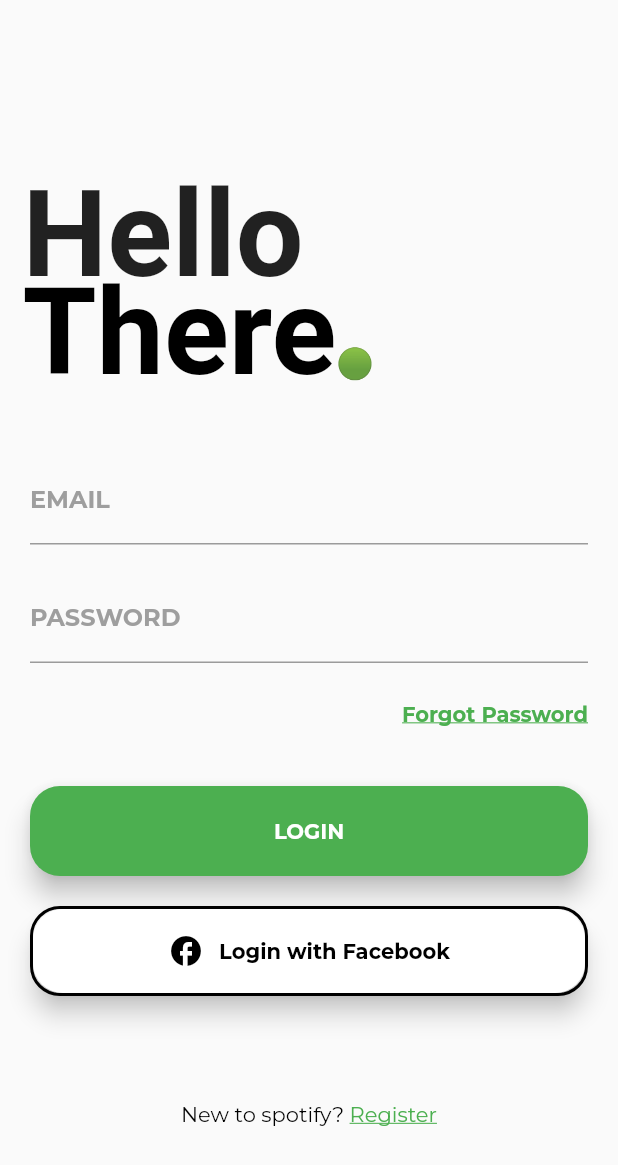
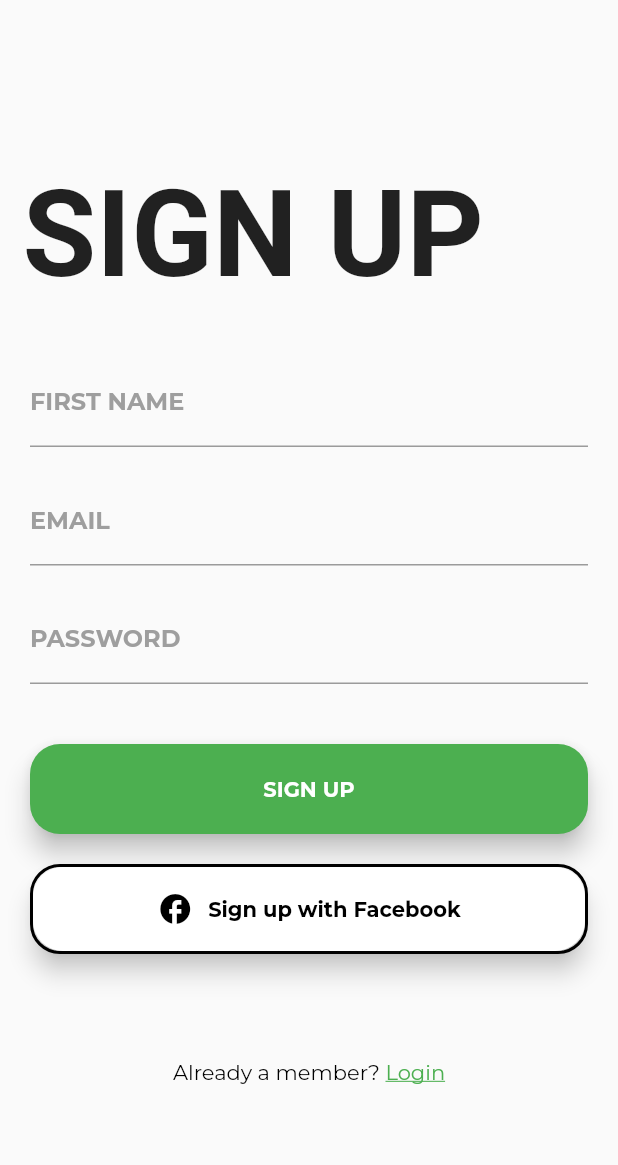
Before and after one commit to jobic10/sign_up_login_ui_with_flutter, a Flutter app: the screen it shows after launch, on a phone screen of 412 x 824 dp. Shown: the top 1165 px of the screen. Run offline on Flutter 3.47's test engine with Material 2 defaults, Android fonts, the phone set to English and light mode, and no system bars; our stand-ins replace google_fonts.

Commit message:
Reg Completed

```diff
--- a/lib/main.dart
+++ b/lib/main.dart
@@ -1,5 +1,6 @@
 import 'package:flutter/material.dart';
 import 'package:sign_up_login_ui/screens/login.dart';
+import 'package:sign_up_login_ui/screens/reg.dart';
 
 void main() {
   runApp(MyApp());
@@ -23,7 +24,7 @@
         // is not restarted.
         primarySwatch: Colors.blue,
       ),
-      home: LoginScreen(),
+      home: RegScreen(),
     );
   }
 }
--- /dev/null
+++ b/lib/screens/reg.dart
@@ -0,0 +1,189 @@
+import 'package:flutter/material.dart';
+import 'package:google_fonts/google_fonts.dart';
+
+class RegScreen extends StatefulWidget {
+  @override
+  _RegScreenState createState() => _RegScreenState();
+}
+
+class _RegScreenState extends State<RegScreen> {
+  @override
+  Widget build(BuildContext context) {
+    return Scaffold(
+      resizeToAvoidBottomInset: false,
+      body: Column(
+        crossAxisAlignment: CrossAxisAlignment.start,
+        children: [
+          Container(
+            padding: EdgeInsets.fromLTRB(15, 110, 0, 0),
+            child: Text(
+              'SIGN UP',
+              style: GoogleFonts.averiaLibre(
+                fontSize: 80,
+                fontWeight: FontWeight.bold,
+              ),
+            ),
+          ),
+          Container(
+            padding: EdgeInsets.only(
+              top: 35,
+              left: 20,
+              right: 20,
+            ),
+            child: Column(
+              children: [
+                TextField(
+                  decoration: InputDecoration(
+                    labelText: 'FIRST NAME',
+                    labelStyle: GoogleFonts.montserrat(
+                      fontWeight: FontWeight.bold,
+                      color: Colors.grey,
+                    ),
+                    focusedBorder: UnderlineInputBorder(
+                      borderSide: BorderSide(color: Colors.green),
+                    ),
+                  ),
+                ),
+                SizedBox(
+                  height: 20,
+                ),
+                TextField(
+                  decoration: InputDecoration(
+                    labelText: 'EMAIL',
+                    labelStyle: GoogleFonts.montserrat(
+                      fontWeight: FontWeight.bold,
+                      color: Colors.grey,
+                    ),
+                    focusedBorder: UnderlineInputBorder(
+                      borderSide: BorderSide(color: Colors.green),
+                    ),
+                  ),
+                ),
+                SizedBox(
+                  height: 20,
+                ),
+                TextField(
+                  decoration: InputDecoration(
+                    labelText: 'PASSWORD',
+                    labelStyle: GoogleFonts.montserrat(
+                      fontWeight: FontWeight.bold,
+                      color: Colors.grey,
+                    ),
+                    focusedBorder: UnderlineInputBorder(
+                      borderSide: BorderSide(color: Colors.green),
+                    ),
+                  ),
+                  obscureText: true,
+                ),
+                SizedBox(height: 40),
+                CustomButton(
+                  backColor: Colors.green,
+                  foreColor: Colors.white,
+                  text: 'SIGN UP',
+                ),
+                SizedBox(height: 20),
+                CustomButton(
+                  backColor: Colors.white,
+                  foreColor: Colors.black,
+                  text: 'Sign up with Facebook',
+                  iconData: Icons.facebook_sharp,
+                  isBorder: true,
+                ),
+                SizedBox(
+                  height: 70,
+                ),
+                RichText(
+                  text: TextSpan(
+                    style: GoogleFonts.montserrat(
+                      color: Colors.black,
+                      fontSize: 14,
+                    ),
+                    children: [
+                      TextSpan(
+                        text: 'Already a member? ',
+                      ),
+                      TextSpan(
+                        text: 'Login',
+                        style: GoogleFonts.montserrat(
+                          color: Colors.green,
+                          decoration: TextDecoration.underline,
+                        ),
+                      ),
+                    ],
+                  ),
+                )
+              ],
+            ),
+          ),
+        ],
+      ),
+    );
+  }
+}
+
+class CustomButton extends StatelessWidget {
+  final Color backColor;
+  final Color foreColor;
+  final String text;
+  final bool? isBorder;
+  final IconData? iconData;
+  const CustomButton({
+    Key? key,
+    required this.backColor,
+    required this.foreColor,
+    required this.text,
+    this.iconData,
+    this.isBorder = false,
+  }) : super(key: key);
+
+  @override
+  Widget build(BuildContext context) {
+    return Container(
+      height: 60,
+      decoration: BoxDecoration(
+        border: isBorder! ? Border.all(width: 2) : null,
+        borderRadius: BorderRadius.circular(20),
+      ),
+      child: Material(
+        borderRadius: BorderRadius.circular(20),
+        color: backColor,
+        elevation: 7.0,
+        child: InkWell(
+          customBorder: RoundedRectangleBorder(
+            borderRadius: BorderRadius.circular(20),
+          ),
+          onTap: () {},
+          child: Center(
+            child: iconData == null
+                ? Text(
+                    text,
+                    style: GoogleFonts.montserrat(
+                      color: foreColor,
+                      fontWeight: FontWeight.bold,
+                    ),
+                  )
+                : Row(
+                    mainAxisSize: MainAxisSize.min,
+                    children: [
+                      Icon(
+                        iconData,
+                        color: foreColor,
+                      ),
+                      SizedBox(
+                        width: 10,
+                      ),
+                      Text(
+                        text,
+                        style: GoogleFonts.montserrat(
+                          color: foreColor,
+                          fontWeight: FontWeight.bold,
+                        ),
+                      )
+                    ],
+                  ),
+          ),
+        ),
+      ),
+    );
+  }
+}
```
